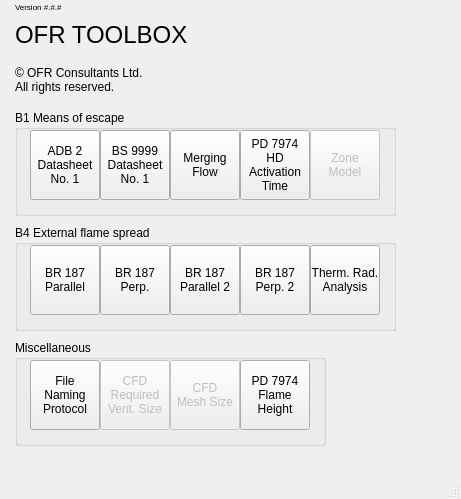
Before: the Qt Designer form fseutil/gui/layout/ui/main.ui in fsepy/fseutil, drawn with Qt 5.
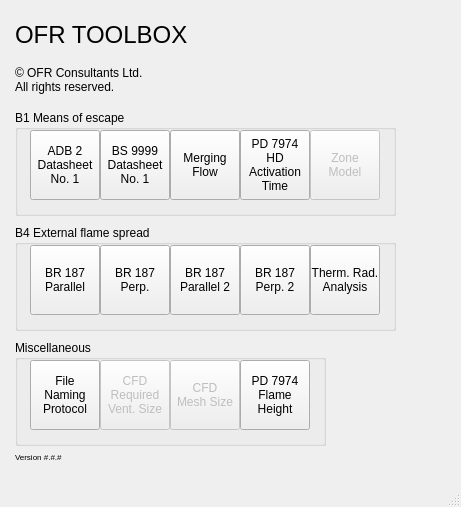
After: the same form once the commit is applied. Icons and pictures are not drawn.

The edit to the form file:
```diff
--- a/fseutil/gui/layout/ui/main.ui
+++ b/fseutil/gui/layout/ui/main.ui
@@ -7,7 +7,7 @@
     <x>0</x>
     <y>0</y>
     <width>461</width>
-    <height>499</height>
+    <height>507</height>
    </rect>
   </property>
   <property name="sizePolicy">
@@ -445,7 +445,7 @@
     <property name="geometry">
      <rect>
       <x>15</x>
-      <y>0</y>
+      <y>450</y>
       <width>157</width>
       <height>14</height>
      </rect>
```
